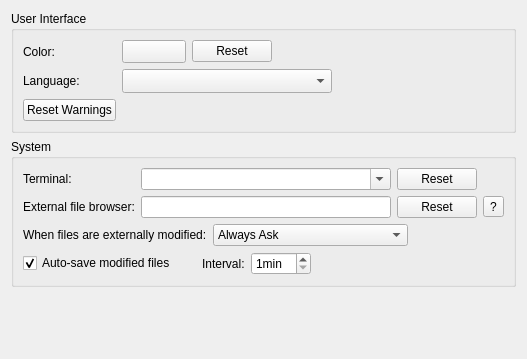
Old version of the form src/plugins/coreplugin/generalsettings.ui in the repository qt-creator/qt-creator.
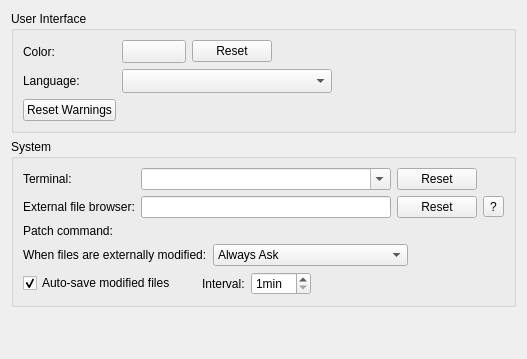
New version of the form. Icons and pictures are not drawn. Custom widgets are drawn as their Qt base class.

Commit message:
Move patch command out of VcsPlugin
It will be needed soon inside DiffEditor plugin.
Move "Patch command" setting out of Version Control | General
into Environment | General | System.

Introduce PatchTool class, which hold the patch command
setting and a method for applying patches (runPatch() - moved
from VcsBasePlugin).

What changed in the file:
```diff
--- a/src/plugins/coreplugin/generalsettings.ui
+++ b/src/plugins/coreplugin/generalsettings.ui
@@ -181,7 +181,17 @@
         </property>
        </widget>
       </item>
-      <item row="2" column="0" colspan="4">
+      <item row="2" column="0">
+       <widget class="QLabel" name="patchCommandLabel">
+        <property name="text">
+         <string>Patch command:</string>
+        </property>
+       </widget>
+      </item>
+      <item row="2" column="1" colspan="2">
+       <widget class="Utils::PathChooser" name="patchChooser" native="true"/>
+      </item>
+      <item row="3" column="0" colspan="4">
        <layout class="QHBoxLayout" name="horizontalLayout_2">
         <item>
          <widget class="QLabel" name="modifiedLabel">
@@ -227,7 +237,7 @@
         </item>
        </layout>
       </item>
-      <item row="3" column="0" colspan="4">
+      <item row="4" column="0" colspan="4">
        <layout class="QHBoxLayout" name="horizontalLayout_5">
         <item>
          <widget class="QCheckBox" name="autoSaveCheckBox">
@@ -314,6 +324,16 @@
    <extends>QToolButton</extends>
    <header location="global">utils/qtcolorbutton.h</header>
   </customwidget>
+  <customwidget>
+   <class>Utils::PathChooser</class>
+   <extends>QWidget</extends>
+   <header location="global">utils/pathchooser.h</header>
+   <container>1</container>
+   <slots>
+    <signal>editingFinished()</signal>
+    <signal>browsingFinished()</signal>
+   </slots>
+  </customwidget>
  </customwidgets>
  <resources>
   <include location="core.qrc"/>
```
The commit also changes 13 other files.
